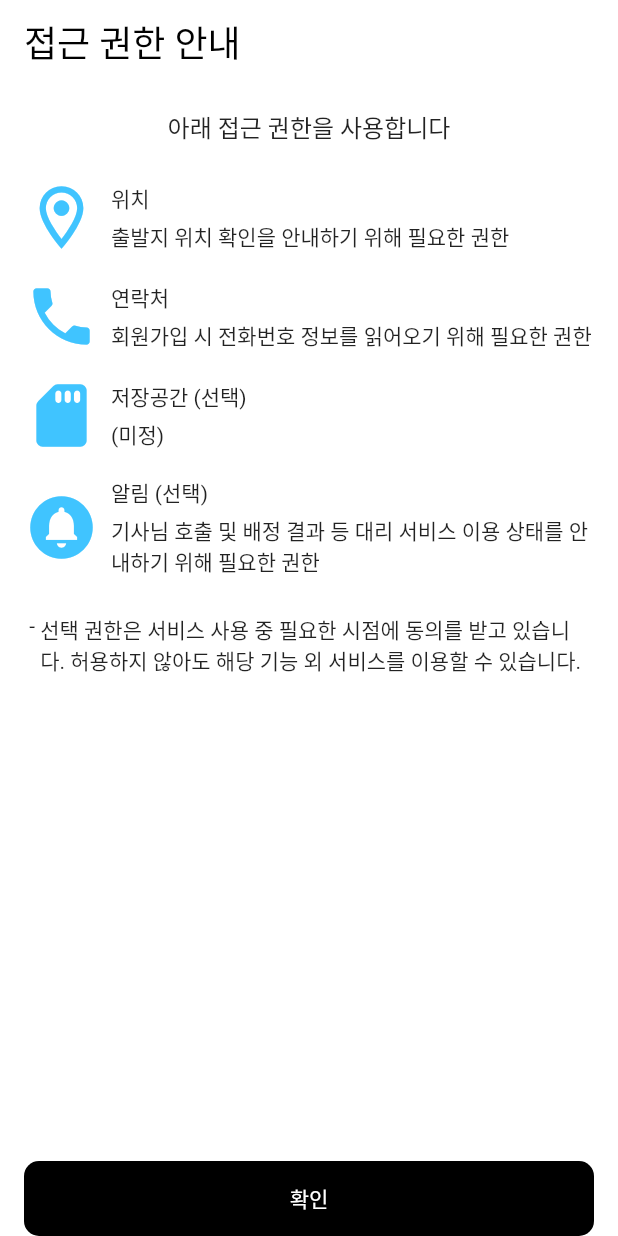
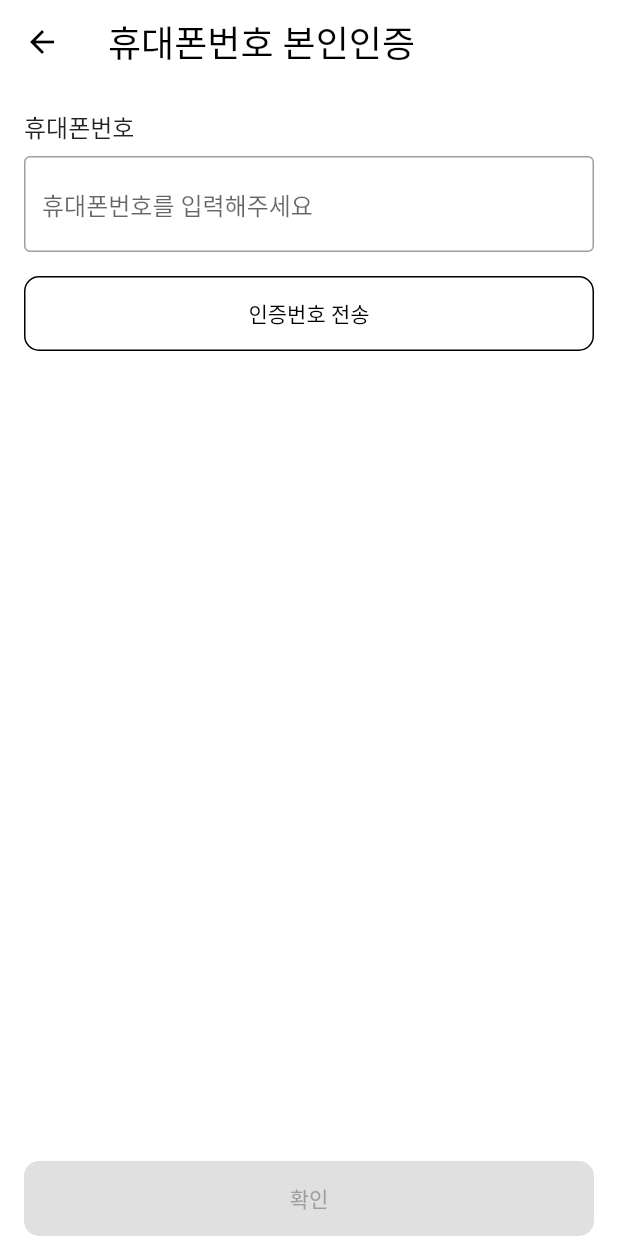
Before and after one commit to project-kdmp/kdmp_cm_app, a Flutter app: the PermissionScreen screen opened by its route, after a tap on "확인", on a phone screen of 412 x 824 dp. Run offline on Flutter 3.47's test engine with Material 2 defaults, Android fonts, the phone set to English and light mode, and no system bars; our stand-ins replace dio, flutter_secure_storage, get_it, go_router, pretty_dio_logger; accounts and stored records are empty.

Commit message:
휴대폰번호 인증 화면 및 기능 구현

```diff
--- a/lib/data/constant/text/contact.dart
+++ b/lib/data/constant/text/contact.dart
@@ -2,6 +2,8 @@
 
 const phoneNumber = "휴대폰번호";
 const phoneNumberVerification = "휴대폰번호 본인인증";
-const sendAuthenticationNumber = "인증번호 전송";
-const reSendAuthenticationNumber = "인증번호 다시 받기";
-const authenticationNumber = "인증번호";
+const sendVerificationNumber = "인증번호 전송";
+const reSendVerificationNumber = "인증번호 다시 받기";
+const verificationNumber = "인증번호";
+const writePhoneNumber = "휴대폰번호를 입력해주세요";
+const writeVerificationNumber = "인증번호를 입력해주세요";
--- a/lib/presentation/router/router.dart
+++ b/lib/presentation/router/router.dart
@@ -7,6 +7,7 @@ import '../view/screen/auth/permission/permission_screen.dart';
 import '../view/screen/auth/terms/terms_detail_screen.dart';
 import '../view/screen/auth/terms/terms_location_screen.dart';
 import '../view/screen/auth/terms/terms_screen.dart';
+import '../view/screen/auth/verification/verification_screen.dart';
 import '../view/screen/home/home_screen.dart';
 
 final GoRouter router = GoRouter(
@@ -29,7 +30,8 @@ final GoRouter router = GoRouter(
       if (state.location != TermsScreen.routeURL &&
           state.location != TermsDetailScreen.routeURL &&
           state.location != TermsLocationScreen.routeURL &&
-          state.location != PermissionScreen.routeURL
+          state.location != PermissionScreen.routeURL &&
+          state.location != VerificationScreen.routeURL
       ) {
         return TermsScreen.routeURL;
       }
@@ -66,6 +68,13 @@ final GoRouter router = GoRouter(
       builder: (context, state) => const PermissionScreen(),
     ),
 
+    /// 휴대폰번호 본인인증
+    GoRoute(
+      name: VerificationScreen.routeName,
+      path: VerificationScreen.routeURL,
+      builder: (context, state) => const VerificationScreen(),
+    ),
+
     /// 홈
     GoRoute(
       name: HomeScreen.routeName,
--- a/lib/presentation/view/screen/auth/permission/permission_screen.dart
+++ b/lib/presentation/view/screen/auth/permission/permission_screen.dart
@@ -1,4 +1,5 @@
 import 'package:flutter/material.dart';
+import 'package:go_router/go_router.dart';
 
 import '../../../../../data/constant/text/common.dart';
 import '../../../../../data/constant/text/permission.dart';
@@ -116,6 +117,7 @@ class _PermissionScreenState extends State<PermissionScreen> {
                 isEnabled: true, // TODO : 권한 체크 로직 만들어야함
                 onPressed: () {
                   // TODO : 휴대폰번호 인증 화면으로 이동
+                  context.pushNamed(VerificationScreen.routeName);
                 },
               ),
             ),
--- /dev/null
+++ b/lib/presentation/view/screen/auth/verification/verification_screen.dart
@@ -0,0 +1,192 @@
+import 'package:flutter/material.dart';
+import 'package:flutter/services.dart';
+import 'package:go_router/go_router.dart';
+
+import '../../../../../data/constant/text/common.dart';
+import '../../../../../data/constant/text/contact.dart';
+import '../../../../util/formatter/phone_number_formatter.dart';
+import '../../../../viewmodel/auth/verification/verification_viewmodel.dart';
+import '../../../../viewmodel/common/timer_viewmodel.dart';
+import '../../../widget/common/button/custom_animated_button.dart';
+import '../../../widget/common/button/rounded_elevated_button.dart';
+
+/// 휴대폰번호 본인인증 화면
+class VerificationScreen extends StatefulWidget {
+  const VerificationScreen({Key? key}) : super(key: key);
+
+  static const String routeName = "verification";
+  static const String routeURL = "/verification";
+
+  @override
+  State<VerificationScreen> createState() => _VerificationScreenState();
+}
+
+class _VerificationScreenState extends State<VerificationScreen> {
+  final VerificationViewModel _verificationViewModel = VerificationViewModel();
+  final TimerViewModel _timerViewModel = TimerViewModel();
+
+  final TextEditingController _textEditingControllerForPhoneNumber = TextEditingController();
+  final TextEditingController _textEditingControllerForVerificationNumber = TextEditingController();
+
+  @override
+  Widget build(BuildContext context) {
+    return Scaffold(
+      backgroundColor: Colors.white,
+
+      /// 상단 앱바
+      appBar: AppBar(
+        elevation: 0,
+        backgroundColor: Colors.white,
+        foregroundColor: Colors.black,
+        title: const Text(
+          phoneNumberVerification,
+          style: TextStyle(
+            fontSize: 24,
+          ),
+        ),
+      ),
+
+      /// 화면
+      body: SafeArea(
+        child: Padding(
+          padding: const EdgeInsets.only(right: 16, left: 16, top: 16),
+          child: Column(
+            crossAxisAlignment: CrossAxisAlignment.start,
+            children: [
+              const Text(
+                phoneNumber,
+                style: TextStyle(
+                  fontSize: 16,
+                ),
+              ),
+              const SizedBox(height: 8),
+
+              /// 휴대폰번호 입력 필드
+              Expanded(
+                child: Column(
+                  children: [
+                    TextField(
+                      controller: _textEditingControllerForPhoneNumber,
+                      decoration: const InputDecoration(
+                        hintText: writePhoneNumber,
+                        border: OutlineInputBorder(),
+                      ),
+                      maxLines: 1,
+                      inputFormatters: [
+                        /// 숫자만 허용
+                        FilteringTextInputFormatter.digitsOnly,
+                        /// 최대 길이 11로 제한
+                        LengthLimitingTextInputFormatter(11),
+                        /// 전화번호 포맷터
+                        PhoneNumberTextInputFormatter(),
+                      ],
+                      onChanged: (phoneNumber) {
+                        /// 입력 받은 번호에서 '-' 및 공백을 제거한 후, 뷰모델에 Set
+                        _verificationViewModel.setPhoneNumber(phoneNumber: phoneNumber.replaceAll("-", "").trim());
+                      },
+                    ),
+                    const SizedBox(height: 16),
+
+                    /// 인증번호 전송 버튼
+                    ValueListenableBuilder<bool>(
+                      valueListenable: _verificationViewModel.isSentVerificationNumberNotifier,
+                      builder: (context, isSent, _) {
+                        /// 타이머 상태 Observing 을 하기 위해서 전송 버튼 위젯을 isSent true/false 로 분기처리
+                        if (isSent) {
+                          return ValueListenableBuilder<String>(
+                            valueListenable: _timerViewModel.remainingNotifier,
+                            builder: (context, value, _) {
+                              return RoundedElevatedButton(
+                                text: reSendVerificationNumber + value,
+                                onPressed: () {
+                                  // TODO : 인증번호 전송 로직 구현
+                                  _verificationViewModel.setIsSentVerificationNumber(isSent: true);
+
+                                  /// 타이머 시작/재시작
+                                  _timerViewModel.startCountdownTimer();
+                                },
+                              );
+                            },
+                          );
+                        } else {
+                          return RoundedElevatedButton(
+                            text: sendVerificationNumber,
+                            onPressed: () {
+                              // TODO : 인증번호 전송 로직 구현
+                              _verificationViewModel.setIsSentVerificationNumber(isSent: true);
+
+                              /// 타이머 시작/재시작
+                              _timerViewModel.startCountdownTimer();
+                            },
+                          );
+                        }
+                      },
+                    ),
+                    const SizedBox(height: 16),
+
+                    /// 인증번호 입력 필드
+                    ValueListenableBuilder<bool>(
+                      valueListenable: _verificationViewModel.isSentVerificationNumberNotifier,
+                      builder: (context, isSent, _) {
+                        if (isSent) {
+                          return Column(
+                            crossAxisAlignment: CrossAxisAlignment.start,
+                            children: [
+                              const Text(
+                                verificationNumber,
+                                style: TextStyle(
+                                  fontSize: 16,
+                                ),
+                              ),
+                              const SizedBox(height: 8),
+                              TextField(
+                                controller: _textEditingControllerForVerificationNumber,
+                                decoration: const InputDecoration(
+                                  hintText: writeVerificationNumber,
+                                  border: OutlineInputBorder(),
+                                ),
+                                maxLines: 1,
+                                inputFormatters: [
+                                  /// 숫자만 허용
+                                  FilteringTextInputFormatter.digitsOnly,
+                                  /// 최대 길이 6으로 제한
+                                  LengthLimitingTextInputFormatter(6),
+                                ],
+                                onChanged: (verificationNumber) {
+                                  /// 입력 받은 인증번호를 뷰모델에 Set
+                                  _verificationViewModel.setVerificationNumber(verificationNumber: verificationNumber.trim());
+                                },
+                              ),
+                            ],
+                          );
+                        } else {
+                          return Container();
+                        }
+                      },
+                    ),
+                  ],
+                ),
+              ),
+
+              /// 하단 버튼
+              ValueListenableBuilder<String>(
+                valueListenable:
+                    _verificationViewModel.verificationNumberNotifier,
+                builder: (context, verificationNumber, _) {
+                  return CustomAnimatedButton(
+                    text: ok,
+                    isEnabled: verificationNumber.length > 5,
+                    onPressed: () {
+                      // TODO : 소개 이미지 화면으로 이동
+                      // context.pushNamed(VerificationScreen.routeName);
+                    },
+                  );
+                },
+              ),
+            ],
+          ),
+        ),
+      ),
+    );
+  }
+}
```
